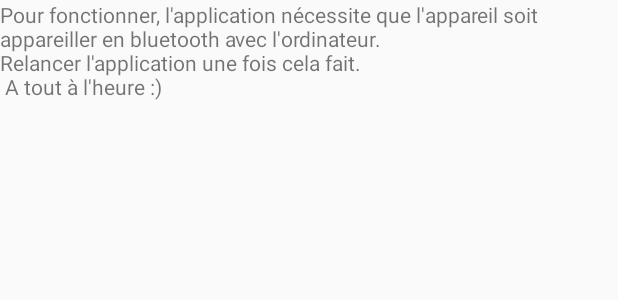
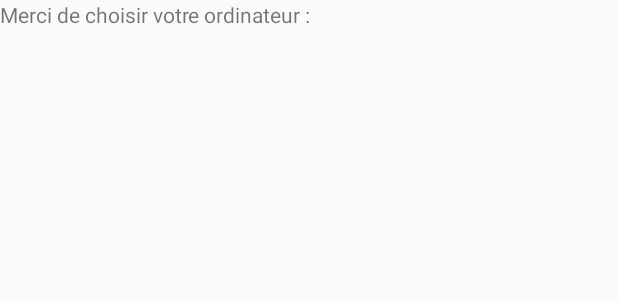
Before and after one commit to ElsaH/TheWalkingSuricate_android, an Android app: the layout positions.xml on its own in the app's theme, with its tools: preview values and no code run, on a phone screen of 412 x 824 dp. Shown: the top 300 px of the screen. Run offline under Robolectric (Android 15) with nearby library versions, the phone set to English and light mode, and no system bars.

Commit message:
Modif Elsa du 29/11/2016
Modification pour le PopUp Android (selection des devices)

```diff
--- a/app/src/main/res/layout/positions.xml
+++ b/app/src/main/res/layout/positions.xml
@@ -5,8 +5,22 @@
     android:layout_height="fill_parent">
 
     <TextView
-        android:text="Pour fonctionner, l'application nécessite que l'appareil soit appareiller en bluetooth avec l'ordinateur.\nRelancer l'application une fois cela fait. \n A tout à l'heure :)"
+        android:text="Merci de choisir votre ordinateur :"
+        android:layout_width="match_parent"
+        android:layout_height="wrap_content" />
+
+    <LinearLayout
+        android:orientation="vertical"
         android:layout_width="match_parent"
         android:layout_height="match_parent"
-        android:id="@+id/textView" />
+        android:id="@+id/choices">
+
+    </LinearLayout>
+
+    <Button
+        android:text="Button"
+        android:layout_width="match_parent"
+        android:layout_height="wrap_content"
+        android:id="@+id/validate" />
+
 </LinearLayout>
```
Also changed, not shown: app/src/main/java/helies/elsa/thewalkingsuricate/MainActivity.java (+64 -1 lines).
